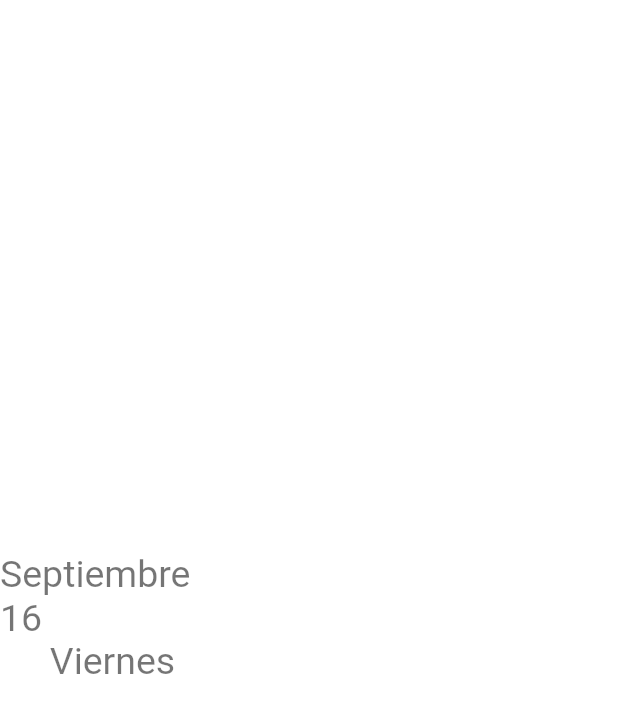
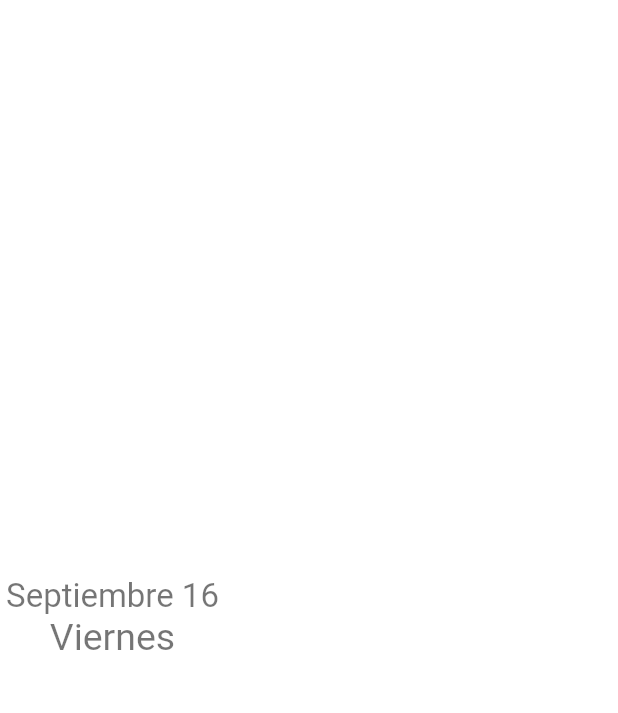
Before and after one commit to hualde666/piproyNuevo-master020722, a Flutter app: the FechaReloj widget shown alone on an empty page, opened directly, on a phone screen of 412 x 824 dp. Shown: the top 713 px of the screen. Run offline on Flutter 3.47's test engine with Material 2 defaults, Android fonts, the phone set to English and light mode, and no system bars; our stand-ins replace contacts_service, location, permission_handler, shared_preferences, sqflite, video_player; missing offline and left inert: device_apps, flutter_phone_direct_caller, flutter_sms; accounts and stored records are empty.

Commit message:
tamaño font mes

```diff
--- a/lib/scr/widgets/fecha.dart
+++ b/lib/scr/widgets/fecha.dart
@@ -67,7 +67,7 @@ class FechaReloj extends StatelessWidget {
           Text(
             '${reloj.meses[reloj.mes - 1]} ${reloj.dia}',
             style:
-                TextStyle(fontSize: 25, color: Theme.of(context).primaryColor),
+                TextStyle(fontSize: 22, color: Theme.of(context).primaryColor),
           ),
           Text('${reloj.dias[reloj.diaweek - 1]}',
               style: TextStyle(
```
Also changed, not shown: 1 other file.
